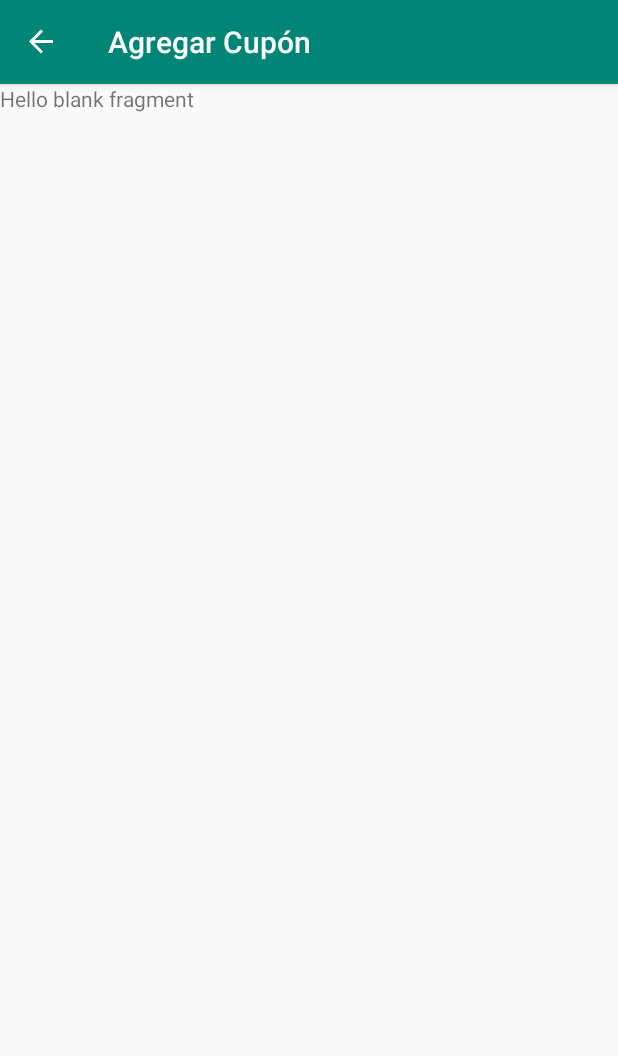
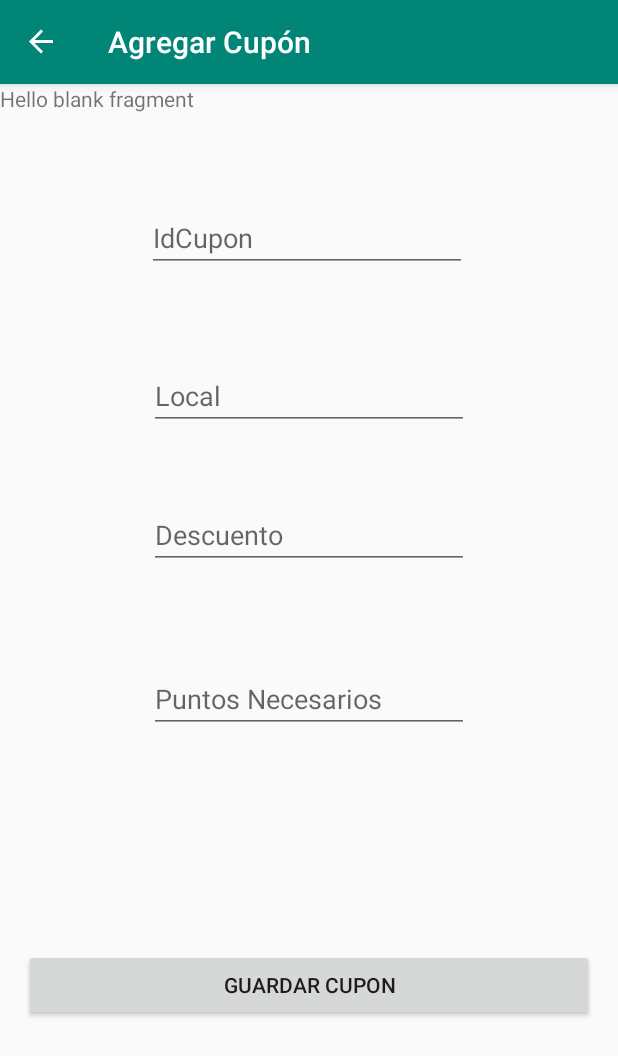
Before and after one commit to devthion/Aplicacion_showroom, an Android app: the AgregarCuponFragment screen opened through its navigation route, on a phone screen of 412 x 824 dp. Shown: the top 1056 px of the screen. Run offline under Robolectric (Android 15) with nearby library versions, the phone set to English and light mode, and no system bars; our stand-ins replace navigation-ui; Roboto replaces fonts that are not available here.

Commit message:
TERMINADO AGREGAR CUPON

```diff
--- a/app/src/main/java/com/devthion/myapplication/AgregarCuponFragment.java
+++ b/app/src/main/java/com/devthion/myapplication/AgregarCuponFragment.java
@@ -9,15 +9,45 @@ import androidx.fragment.app.Fragment;
 import android.view.LayoutInflater;
 import android.view.View;
 import android.view.ViewGroup;
+import android.widget.Button;
+import android.widget.TextView;
+import android.widget.Toast;
 
+import com.devthion.myapplication.modelos.Cupon;
 
 
 public class AgregarCuponFragment extends Fragment {
+
+    Button btnGuardarCupon;
+    TextView etIdCupon, etLocal,etDescuento,etPuntosNecesarios;
 
     @Override
     public View onCreateView(LayoutInflater inflater, ViewGroup container,
                              Bundle savedInstanceState) {
         // Inflate the layout for this fragment
-        return inflater.inflate(R.layout.fragment_agregar_cupon, container, false);
+        View view = inflater.inflate(R.layout.fragment_agregar_cupon, container, false);
+
+        btnGuardarCupon = (Button) view.findViewById(R.id.btnGuardarCupon);
+        etIdCupon = (TextView) view.findViewById(R.id.etIdCupon);
+        etLocal = (TextView) view.findViewById(R.id.etLocal);
+        etDescuento = (TextView) view.findViewById(R.id.etDescuento);
+        etPuntosNecesarios = (TextView) view.findViewById(R.id.etPuntosNecesarios);
+
+        btnGuardarCupon.setOnClickListener(new View.OnClickListener() {
+            @Override
+            public void onClick(View view) {
+                //SE GUARDA EL CUPON EN LA BASE DE DATOS
+                Cupon.guardarCupon(etIdCupon.getText().toString(),etLocal.getText().toString(),Integer.parseInt(etDescuento.getText().toString()),Integer.parseInt(etPuntosNecesarios.getText().toString()));
+                Toast.makeText(getContext(),"CUPON CREADO CON EXITO",Toast.LENGTH_LONG).show();
+
+                etIdCupon.setText("");
+                etDescuento.setText("");
+                etLocal.setText("");
+                etPuntosNecesarios.setText("");
+            }
+        });
+
+
+        return view;
     }
 }
--- a/app/src/main/java/com/devthion/myapplication/FragmentMenuPrincipal.java
+++ b/app/src/main/java/com/devthion/myapplication/FragmentMenuPrincipal.java
@@ -33,8 +33,6 @@ public class FragmentMenuPrincipal extends Fragment implements View.OnClickListe
 
         btnCerrarSesion.setOnClickListener(this);
 
-
-
         return view;
     }
 
--- a/app/src/main/java/com/devthion/myapplication/modelos/Cupon.java
+++ b/app/src/main/java/com/devthion/myapplication/modelos/Cupon.java
@@ -1,14 +1,29 @@
+package com.devthion.myapplication.modelos;
 
-import android.os.Bundle;
 
-import androidx.appcompat.app.AppCompatActivity;
+import com.google.firebase.database.DataSnapshot;
+import com.google.firebase.database.DatabaseError;
+import com.google.firebase.database.DatabaseReference;
+import com.google.firebase.database.FirebaseDatabase;
+import com.google.firebase.database.ValueEventListener;
+import com.google.firebase.firestore.DocumentReference;
+import com.google.firebase.firestore.FirebaseFirestore;
 
-public class Cupon extends AppCompatActivity {
+import java.util.HashMap;
+import java.util.Map;
+
+import androidx.annotation.NonNull;
+
+public class Cupon {
 
     protected String idCupon;
     protected String idLocal;
     protected int descuento;
     protected int puntosNecesarios;
+
+
+    static DatabaseReference databaseCupones = FirebaseDatabase.getInstance().getReference().child("Cupones");
+    static long maxId;
 
     public Cupon(String idCupon, String idLocal, int descuento, int puntosNecesarios) {
         this.idCupon = idCupon;
@@ -17,12 +32,27 @@ public class Cupon extends AppCompatActivity {
         this.puntosNecesarios = puntosNecesarios;
     }
 
-    @Override
-    protected void onCreate(Bundle savedInstanceState) {
-        super.onCreate(savedInstanceState);
+    public static void guardarCupon(String idCupon, String idLocal, int descuento, int puntosNecesarios){
+        databaseCupones.addValueEventListener(new ValueEventListener() {
+            @Override
+            public void onDataChange(@NonNull DataSnapshot dataSnapshot) {
+                if (dataSnapshot.exists()){
+                    maxId= dataSnapshot.getChildrenCount();
+                }
+            }
 
+            @Override
+            public void onCancelled(@NonNull DatabaseError databaseError) {
 
+            }
+        });
 
+        Map<String,Object> cupon =new HashMap<>();
+        cupon.put("Codigo",idCupon);
+        cupon.put("Local",idLocal);
+        cupon.put("Descuento",descuento);
+        cupon.put("Puntos Necesarios",puntosNecesarios);
+        databaseCupones.child(String.valueOf(maxId+1)).setValue(cupon);
     }
 
     public String getIdCupon() {
--- a/app/src/main/res/layout/fragment_agregar_cupon.xml
+++ b/app/src/main/res/layout/fragment_agregar_cupon.xml
@@ -1,5 +1,6 @@
 <?xml version="1.0" encoding="utf-8"?>
-<FrameLayout xmlns:android="http://schemas.android.com/apk/res/android"
+<androidx.constraintlayout.widget.ConstraintLayout xmlns:android="http://schemas.android.com/apk/res/android"
+    xmlns:app="http://schemas.android.com/apk/res-auto"
     xmlns:tools="http://schemas.android.com/tools"
     android:layout_width="match_parent"
     android:layout_height="match_parent"
@@ -7,8 +8,72 @@
 
     <!-- TODO: Update blank fragment layout -->
     <TextView
+        android:id="@+id/textView4"
         android:layout_width="match_parent"
         android:layout_height="match_parent"
         android:text="@string/hello_blank_fragment" />
 
-</FrameLayout>
+    <EditText
+        android:id="@+id/etIdCupon"
+        android:layout_width="wrap_content"
+        android:layout_height="wrap_content"
+        android:layout_marginTop="80dp"
+        android:ems="10"
+        android:hint="IdCupon"
+        android:inputType="textPersonName"
+        app:layout_constraintEnd_toEndOf="parent"
+        app:layout_constraintHorizontal_bias="0.494"
+        app:layout_constraintStart_toStartOf="parent"
+        app:layout_constraintTop_toTopOf="parent" />
+
+    <EditText
+        android:id="@+id/etLocal"
+        android:layout_width="wrap_content"
+        android:layout_height="wrap_content"
+        android:layout_marginTop="60dp"
+        android:ems="10"
+        android:hint="Local"
+        android:inputType="textPersonName"
+        app:layout_constraintEnd_toEndOf="parent"
+        app:layout_constraintStart_toStartOf="parent"
+        app:layout_constraintTop_toBottomOf="@+id/etIdCupon" />
+
+    <EditText
+        android:id="@+id/etDescuento"
+        android:layout_width="wrap_content"
+        android:layout_height="wrap_content"
+        android:layout_marginTop="47dp"
+        android:ems="10"
+        android:hint="Descuento"
+        android:inputType="textPersonName"
+        app:layout_constraintEnd_toEndOf="parent"
+        app:layout_constraintStart_toStartOf="parent"
+        app:layout_constraintTop_toBottomOf="@+id/etLocal" />
+
+    <EditText
+        android:id="@+id/etPuntosNecesarios"
+        android:layout_width="wrap_content"
+        android:layout_height="wrap_content"
+        android:layout_marginTop="64dp"
+        android:ems="10"
+        android:hint="Puntos Necesarios"
+        android:inputType="textPersonName"
+        app:layout_constraintEnd_toEndOf="parent"
+        app:layout_constraintStart_toStartOf="parent"
+        app:layout_constraintTop_toBottomOf="@+id/etDescuento" />
+
+    <Button
+        android:id="@+id/btnGuardarCupon"
+        android:layout_width="0dp"
+        android:layout_height="wrap_content"
+        android:layout_marginEnd="16dp"
+        android:layout_marginLeft="16dp"
+        android:layout_marginRight="16dp"
+        android:layout_marginStart="16dp"
+        android:text="GUARDAR CUPON"
+        app:layout_constraintBottom_toBottomOf="@+id/textView4"
+        app:layout_constraintEnd_toEndOf="parent"
+        app:layout_constraintStart_toStartOf="parent"
+        app:layout_constraintTop_toBottomOf="@+id/etPuntosNecesarios" />
+
+</androidx.constraintlayout.widget.ConstraintLayout>
```
